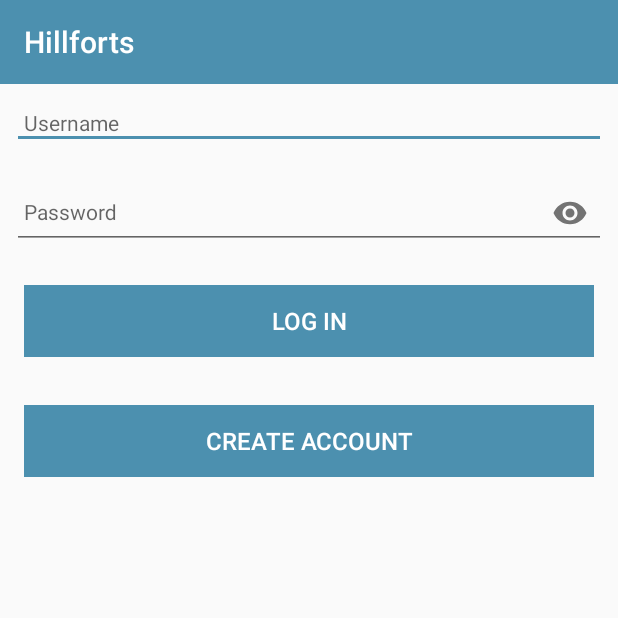
After one commit to brianrichardmccarthy/MobileAppDev1, an Android app: the SignInActivity screen opened directly, with no data from a screen before it, on a phone screen of 412 x 824 dp, the top half of it. The commit adds this screen. Run offline under Robolectric (Android 15) with nearby library versions, the phone set to English and light mode, and no system bars.

Commit message:
Added user account (create, and login) + user json

```diff
--- /dev/null
+++ b/app/src/main/java/io/github/brianrichardmccarthy/hillforts/activities/SignInActivity.kt
@@ -0,0 +1,75 @@
+package io.github.brianrichardmccarthy.hillforts.activities
+
+import android.content.Intent
+import android.support.v7.app.AppCompatActivity
+import android.os.Bundle
+import android.view.Menu
+import io.github.brianrichardmccarthy.hillforts.R
+import io.github.brianrichardmccarthy.hillforts.main.MainApp
+import io.github.brianrichardmccarthy.hillforts.models.UserModel
+import kotlinx.android.synthetic.main.activity_sign_in.*
+import org.jetbrains.anko.*
+import java.security.MessageDigest
+
+class SignInActivity : AppCompatActivity(), AnkoLogger {
+
+    lateinit var app : MainApp
+    val CREATE_ACC_REQUEST = 1
+
+    override fun onCreate(savedInstanceState: Bundle?) {
+        super.onCreate(savedInstanceState)
+        setContentView(R.layout.activity_sign_in)
+        app = application as MainApp
+        toolbarCreate.title = title
+        setSupportActionBar(toolbarCreate)
+
+        btnCreateAcc.setOnClickListener {
+            // startActivityForResult(intentFor<MapsActivity>().putExtra("location", location), LOCATION_REQUEST)
+            startActivityForResult(intentFor<CreateAccount>(), CREATE_ACC_REQUEST)
+        }
+
+        btnSignIn.setOnClickListener {
+            var user = UserModel()
+            user.username = username.text.toString()
+            user.password = userpassword.text.toString()
+
+            if (user.username.isNullOrEmpty()) {
+                toast(R.string.error_user)
+            } else if (user.password.isNullOrEmpty()) {
+                toast(R.string.error_password)
+            } else {
+                val bytes = user.password.toByteArray()
+                val md = MessageDigest.getInstance("SHA-256")
+                val digest = md.digest(bytes)
+                user.password = digest.fold("") { str, it -> str + "%02x".format(it) }
+                val found = app.users.find(user.username)
+                if ( found == null) {
+                    toast(R.string.error_not_found)
+                } else if (found.password != user.password) {
+                    toast(R.string.error_logging_in)
+                } else {
+                    app.users.currentUser = user
+                    info("Signed into account $app.users.currentUser")
+                    startActivityForResult<HillfortListActivity>(0)
+                }
+            }
+
+        }
+    }
+
+    override fun onActivityResult(requestCode: Int, resultCode: Int, data: Intent?) {
+        super.onActivityResult(requestCode, resultCode, data)
+        when (requestCode) {
+            CREATE_ACC_REQUEST -> {
+                if (app.users.currentUser != null) {
+                    startActivityForResult<HillfortListActivity>(0)
+                }
+            }
+        }
+    }
+
+    override fun onCreateOptionsMenu(menu: Menu?): Boolean {
+        menuInflater.inflate(R.menu.menu_sign_in, menu)
+        return super.onCreateOptionsMenu(menu)
+    }
+}
--- a/app/src/main/java/io/github/brianrichardmccarthy/hillforts/activities/SplashActivity.kt
+++ b/app/src/main/java/io/github/brianrichardmccarthy/hillforts/activities/SplashActivity.kt
@@ -9,11 +9,11 @@ import io.github.brianrichardmccarthy.hillforts.main.MainApp
 
 class SplashActivity : AppCompatActivity() {
     private lateinit var delayHandler: Handler
-    private val SPLASH_DELAY: Long = 3000
+    private val SPLASH_DELAY: Long = 1000
 
     internal val runnable: Runnable = Runnable {
         if (!isFinishing) {
-            val intent = Intent(applicationContext, HillfortListActivity::class.java)
+            val intent = Intent(applicationContext, SignInActivity::class.java)
             startActivity(intent)
             finish()
         }
--- a/app/src/main/java/io/github/brianrichardmccarthy/hillforts/models/HillfortJsonStore.kt
+++ b/app/src/main/java/io/github/brianrichardmccarthy/hillforts/models/JsonStoreData.kt
@@ -19,7 +19,7 @@ fun generateRandomId(): Long {
     return Random().nextLong()
 }
 
-class HillfortJsonStore : HillfortStore, AnkoLogger {
+class JsonStoreData : StoreData<HillfortModel>, AnkoLogger {
 
     val context: Context
     var hillforts = mutableListOf<HillfortModel>()
--- a/app/src/main/java/io/github/brianrichardmccarthy/hillforts/models/HillfortMemStore.kt
+++ b/app/src/main/java/io/github/brianrichardmccarthy/hillforts/models/MemStoreData.kt
@@ -9,7 +9,7 @@ internal fun getId(): Long {
     return lastId++
 }
 
-class HillfortMemStore : HillfortStore, AnkoLogger {
+class MemStoreData : StoreData<HillfortModel>, AnkoLogger {
     val hillforts = ArrayList<HillfortModel>()
 
     override fun create(hillfortModel: HillfortModel) {
--- /dev/null
+++ b/app/src/main/res/layout/activity_sign_in.xml
@@ -0,0 +1,104 @@
+<?xml version="1.0" encoding="utf-8"?>
+<android.support.constraint.ConstraintLayout
+    xmlns:android="http://schemas.android.com/apk/res/android"
+    xmlns:app="http://schemas.android.com/apk/res-auto"
+    xmlns:tools="http://schemas.android.com/tools"
+    android:layout_width="match_parent"
+    android:layout_height="match_parent">
+
+    <RelativeLayout
+        android:layout_width="match_parent"
+        android:layout_height="wrap_content">
+
+        <android.support.design.widget.AppBarLayout
+            android:id="@+id/appBarLayout"
+            android:layout_width="match_parent"
+            android:layout_height="wrap_content"
+            android:background="@color/colorAccent"
+            android:fitsSystemWindows="true"
+            app:elevation="0dip"
+            app:theme="@style/ThemeOverlay.AppCompat.Dark.ActionBar">
+
+            <android.support.v7.widget.Toolbar
+                android:id="@+id/toolbarCreate"
+                android:layout_width="match_parent"
+                android:layout_height="wrap_content"
+                app:titleTextColor="@color/colorPrimary"/>
+        </android.support.design.widget.AppBarLayout>
+
+        <ScrollView
+            android:layout_width="match_parent"
+            android:layout_height="match_parent"
+            android:layout_below="@id/appBarLayout"
+            android:fillViewport="true">
+
+            <LinearLayout
+                android:layout_width="match_parent"
+                android:layout_height="wrap_content"
+                android:orientation="vertical">
+
+                <android.support.design.widget.TextInputEditText
+                    android:id="@+id/username"
+                    android:layout_width="match_parent"
+                    android:layout_height="wrap_content"
+                    android:layout_margin="8dp"
+                    android:hint="@string/hint_username"
+                    android:inputType="text"
+                    android:maxLength="25"
+                    android:maxLines="1"
+                    android:padding="8dp"
+                    android:textColor="@color/colorPrimaryDark"
+                    android:textSize="14sp"/>
+
+                <android.support.design.widget.TextInputLayout
+                    android:id="@+id/a"
+                    android:layout_width="match_parent"
+                    android:layout_height="wrap_content"
+                    app:passwordToggleEnabled="true">
+
+                    <android.support.design.widget.TextInputEditText
+                        android:id="@+id/userpassword"
+                        android:layout_width="match_parent"
+                        android:layout_height="wrap_content"
+                        android:layout_margin="8dp"
+                        android:hint="@string/hint_userpassword"
+                        android:inputType="textPassword"
+                        android:maxLength="25"
+                        android:maxLines="1"
+                        android:padding="8dp"
+                        android:textColor="@color/colorPrimaryDark"
+                        android:textSize="14sp" />
+
+                </android.support.design.widget.TextInputLayout>
+
+                <Button
+                    android:id="@+id/btnSignIn"
+                    android:layout_width="match_parent"
+                    android:layout_height="wrap_content"
+                    android:layout_margin="16dp"
+                    android:background="@color/colorAccent"
+                    android:paddingBottom="8dp"
+                    android:paddingTop="8dp"
+                    android:stateListAnimator="@null"
+                    android:text="@string/btn_login"
+                    android:textColor="@color/colorPrimary"
+                    android:textSize="16sp"/>
+
+                <Button
+                    android:id="@+id/btnCreateAcc"
+                    android:layout_width="match_parent"
+                    android:layout_height="wrap_content"
+                    android:layout_margin="16dp"
+                    android:background="@color/colorAccent"
+                    android:paddingBottom="8dp"
+                    android:paddingTop="8dp"
+                    android:stateListAnimator="@null"
+                    android:text="@string/create_account"
+                    android:textColor="@color/colorPrimary"
+                    android:textSize="16sp"/>
+
+            </LinearLayout>
+        </ScrollView>
+
+    </RelativeLayout>
+</android.support.constraint.ConstraintLayout>
--- /dev/null
+++ b/app/src/main/res/menu/menu_create.xml
@@ -0,0 +1,4 @@
+<?xml version="1.0" encoding="utf-8"?>
+<menu xmlns:android="http://schemas.android.com/apk/res/android"
+    xmlns:app="http://schemas.android.com/apk/res-auto">
+</menu>
--- /dev/null
+++ b/app/src/main/res/menu/menu_sign_in.xml
@@ -0,0 +1,4 @@
+<?xml version="1.0" encoding="utf-8"?>
+<menu xmlns:android="http://schemas.android.com/apk/res/android">
+
+</menu>
--- a/app/src/main/res/values/strings.xml
+++ b/app/src/main/res/values/strings.xml
@@ -14,4 +14,13 @@
     <string name="button_location">Set Location</string>
     <string name="title_activity_maps">Map</string>
     <string name="loader_text">Hillfort Splash Screen</string>
+    <string name="btn_create_account">Create Account</string>
+    <string name="btn_login">Log in</string>
+    <string name="hint_userpassword">Password</string>
+    <string name="hint_username">Username</string>
+    <string name="create_account">Create Account</string>
+    <string name="error_password">Error Please Enter a Password</string>
+    <string name="error_user">Error Please Enter a Username</string>
+    <string name="error_not_found">Sorry account doesn\'t exist</string>
+    <string name="error_logging_in">Sorry Couldn\\\'t Log you in</string>
 </resources>
```
Also changed, not shown: app/src/main/AndroidManifest.xml (+13 -8 lines), app/src/main/java/io/github/brianrichardmccarthy/hillforts/activities/CreateAccount.kt (added, +55 -0 lines), app/src/main/java/io/github/brianrichardmccarthy/hillforts/main/MainApp.kt (+6 -5 lines), app/src/main/java/io/github/brianrichardmccarthy/hillforts/models/HillfortStore.kt (deleted, +0 -8 lines), app/src/main/java/io/github/brianrichardmccarthy/hillforts/models/JsonStoreDataUser.kt (added, +64 -0 lines), app/src/main/java/io/github/brianrichardmccarthy/hillforts/models/StoreData.kt (added, +8 -0 lines), app/src/main/java/io/github/brianrichardmccarthy/hillforts/models/UserModel.kt (added, +7 -0 lines), app/src/main/res/layout/activity_create_account.xml (added, +91 -0 lines).
